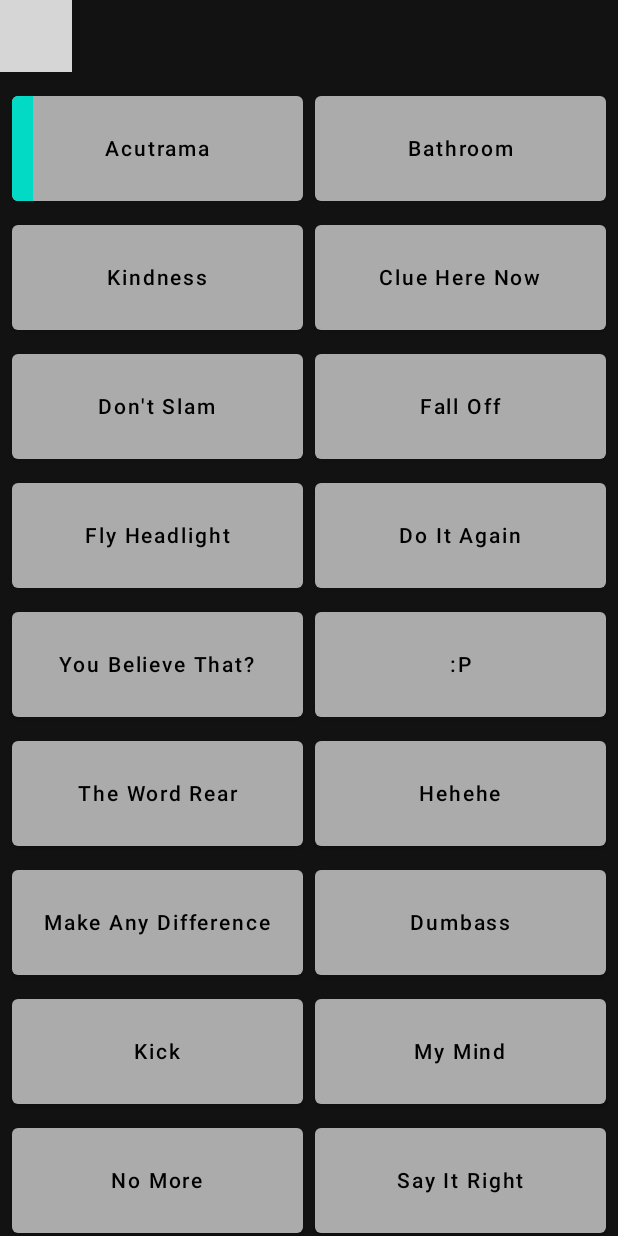
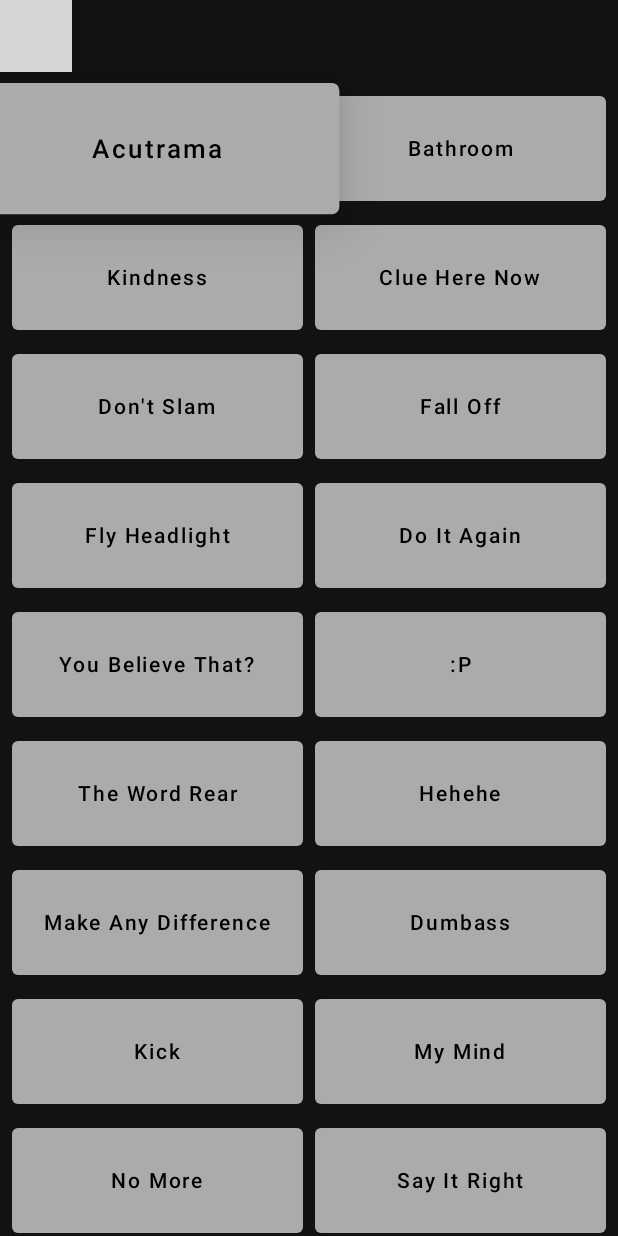
Before and after one commit to PaulKlauser/WinnebagoMan, an Android app built with Jetpack Compose: the screen it shows after launch (MainActivity), after a tap on "Acutrama", on a phone screen of 412 x 824 dp. Run offline under Robolectric (Android 15) with nearby library versions, the phone set to English and light mode, and no system bars; our stand-ins replace accompanist; 1 statement that could not run was skipped; grey boxes are pictures that could not be loaded.

Commit message:
Animate the buttons' size when they're playing

```diff
--- a/app/src/main/java/com/paulklauser/winnebagoman/MainActivity.kt
+++ b/app/src/main/java/com/paulklauser/winnebagoman/MainActivity.kt
@@ -5,8 +5,11 @@ import androidx.activity.ComponentActivity
 import androidx.activity.compose.setContent
 import androidx.annotation.RawRes
 import androidx.annotation.StringRes
+import androidx.compose.animation.core.Animatable
 import androidx.compose.animation.core.LinearEasing
+import androidx.compose.animation.core.Spring
 import androidx.compose.animation.core.animateFloatAsState
+import androidx.compose.animation.core.spring
 import androidx.compose.animation.core.tween
 import androidx.compose.foundation.Image
 import androidx.compose.foundation.background
@@ -23,7 +26,7 @@ import androidx.compose.foundation.layout.padding
 import androidx.compose.foundation.layout.statusBars
 import androidx.compose.foundation.lazy.grid.GridCells
 import androidx.compose.foundation.lazy.grid.LazyVerticalGrid
-import androidx.compose.foundation.lazy.grid.items
+import androidx.compose.foundation.lazy.grid.itemsIndexed
 import androidx.compose.material.Button
 import androidx.compose.material.ButtonDefaults
 import androidx.compose.material.MaterialTheme
@@ -40,15 +43,22 @@ import androidx.compose.runtime.remember
 import androidx.compose.runtime.setValue
 import androidx.compose.ui.Alignment
 import androidx.compose.ui.Modifier
+import androidx.compose.ui.draw.scale
 import androidx.compose.ui.graphics.Color
 import androidx.compose.ui.graphics.ColorFilter
 import androidx.compose.ui.res.stringResource
 import androidx.compose.ui.tooling.preview.Preview
 import androidx.compose.ui.unit.dp
+import androidx.compose.ui.zIndex
 import androidx.core.view.WindowCompat
 import androidx.lifecycle.viewmodel.compose.viewModel
 import com.google.accompanist.insets.ui.TopAppBar
 import com.google.accompanist.systemuicontroller.rememberSystemUiController
+import com.paulklauser.winnebagoman.ui.theme.LightBlue
+import com.paulklauser.winnebagoman.ui.theme.LightGreen
+import com.paulklauser.winnebagoman.ui.theme.LightOrange
+import com.paulklauser.winnebagoman.ui.theme.LightPink
+import com.paulklauser.winnebagoman.ui.theme.LightPurple
 import com.paulklauser.winnebagoman.ui.theme.WinnebagoManTheme
 
 class MainActivity : ComponentActivity() {
@@ -108,6 +118,14 @@ fun soundItemHolder(
     )
 }
 
+private val potentialButtonColors = listOf(
+    LightBlue,
+    LightGreen,
+    LightOrange,
+    LightPink,
+    LightPurple
+)
+
 @Composable
 fun MainScreen(
     items: List<SoundItemHolder>,
@@ -144,8 +162,12 @@ fun MainScreen(
                     contentPadding = PaddingValues(8.dp),
                     horizontalArrangement = Arrangement.spacedBy(8.dp)
                 ) {
-                    items(items) { item ->
-                        SoundButton(soundItemHolder = item, playAsset = playAsset)
+                    itemsIndexed(items) { index, item ->
+                        SoundButton(
+                            soundItemHolder = item,
+                            playAsset = playAsset,
+                            backgroundColor = if (isRetroTheme) MaterialTheme.colors.primary else potentialButtonColors[index % 5]
+                        )
                     }
                 }
             }
@@ -157,13 +179,36 @@ fun MainScreen(
 fun SoundButton(
     modifier: Modifier = Modifier,
     soundItemHolder: SoundItemHolder,
-    playAsset: (SoundItemHolder) -> Unit
+    playAsset: (SoundItemHolder) -> Unit,
+    backgroundColor: Color = MaterialTheme.colors.primary
 ) {
+    val scale = remember { Animatable(1f) }
+    val isPlaying = soundItemHolder.progress > 0
+    val springSpec = spring<Float>(
+        dampingRatio = Spring.DampingRatioMediumBouncy,
+        stiffness = Spring.StiffnessLow
+    )
+    LaunchedEffect(key1 = isPlaying) {
+        if (isPlaying) {
+            scale.animateTo(1.25f, animationSpec = springSpec)
+        } else {
+            scale.animateTo(1f, animationSpec = springSpec)
+        }
+    }
     Button(
         modifier = modifier
-            .padding(vertical = 8.dp),
+            .padding(vertical = 8.dp)
+            .scale(scale.value)
+            .zIndex(if (scale.value > 1f) 1f else 0f),
         onClick = { playAsset(soundItemHolder) },
-        contentPadding = PaddingValues(0.dp)
+        contentPadding = PaddingValues(0.dp),
+        colors = ButtonDefaults.buttonColors(
+            contentColor = Color.Black,
+            backgroundColor = backgroundColor
+        ),
+        elevation = if (soundItemHolder.progress > 0) ButtonDefaults.elevation(defaultElevation = 20.dp) else ButtonDefaults.elevation(
+            defaultElevation = 0.dp
+        )
     ) {
         Box(modifier = Modifier.fillMaxSize()) {
             Box(
@@ -218,6 +263,16 @@ fun ModernPreview() {
                 "Something Else",
                 R.raw.acutrama,
                 0f
+            ),
+            SoundItemHolder(
+                "Acutrama",
+                R.raw.acutrama,
+                0f
+            ),
+            SoundItemHolder(
+                "Something Else",
+                R.raw.acutrama,
+                0f
             )
         ), playAsset = {},
         isRetroTheme = false,
--- a/app/src/main/java/com/paulklauser/winnebagoman/ui/theme/Color.kt
+++ b/app/src/main/java/com/paulklauser/winnebagoman/ui/theme/Color.kt
@@ -4,3 +4,14 @@ import androidx.compose.ui.graphics.Color
 
 val ButtonGray = Color(0xFFababab)
 val ToolbarGray = Color(0xFF6e6e6e)
+
+// Tile colors
+val LightBlue = Color(0xFF67C6FF)
+val LightPink = Color(0xFFFF72AB)
+val LightGreen = Color(0xFF7BFFA1)
+val LightOrange = Color(0xFFFFB59F)
+val LightPurple = Color(0xFFE1C0FF)
+
+val LightYellow = Color(0xFFCFFF69)
+val DarkPurple = Color(0xFF5973FF)
+val DarkPurple2 = Color(0xFF273365)
--- a/app/src/main/java/com/paulklauser/winnebagoman/ui/theme/Theme.kt
+++ b/app/src/main/java/com/paulklauser/winnebagoman/ui/theme/Theme.kt
@@ -3,7 +3,6 @@ package com.paulklauser.winnebagoman.ui.theme
 import androidx.compose.material.MaterialTheme
 import androidx.compose.material.darkColors
 import androidx.compose.runtime.Composable
-import androidx.compose.ui.graphics.Color
 
 private val RetroColorPalette = darkColors(
     primary = ButtonGray,
@@ -12,10 +11,10 @@ private val RetroColorPalette = darkColors(
 )
 
 private val ModernColorPalette = darkColors(
-    primary = Color(0xFF67C6FF),
-    secondary = Color(0xFFFFD9A9),
-    surface = Color(0xFF5973FF),
-    background = Color(0xFF273365)
+    primary = LightBlue,
+    secondary = LightYellow,
+    surface = DarkPurple,
+    background = DarkPurple2
 )
 
 @Composable
```
